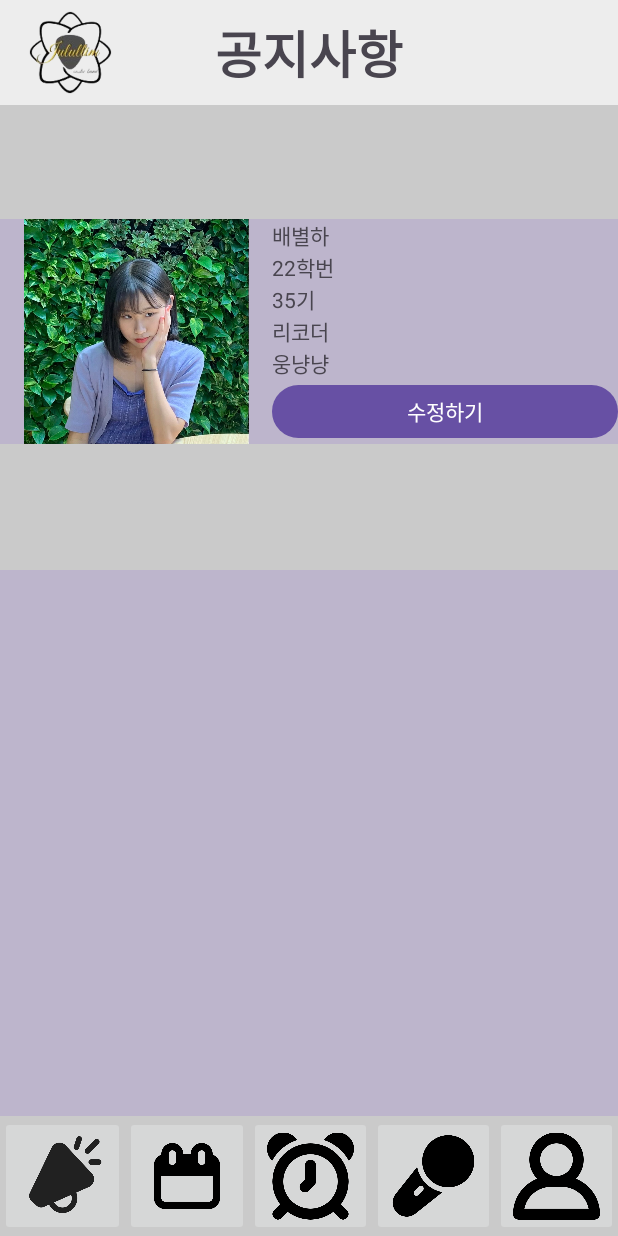
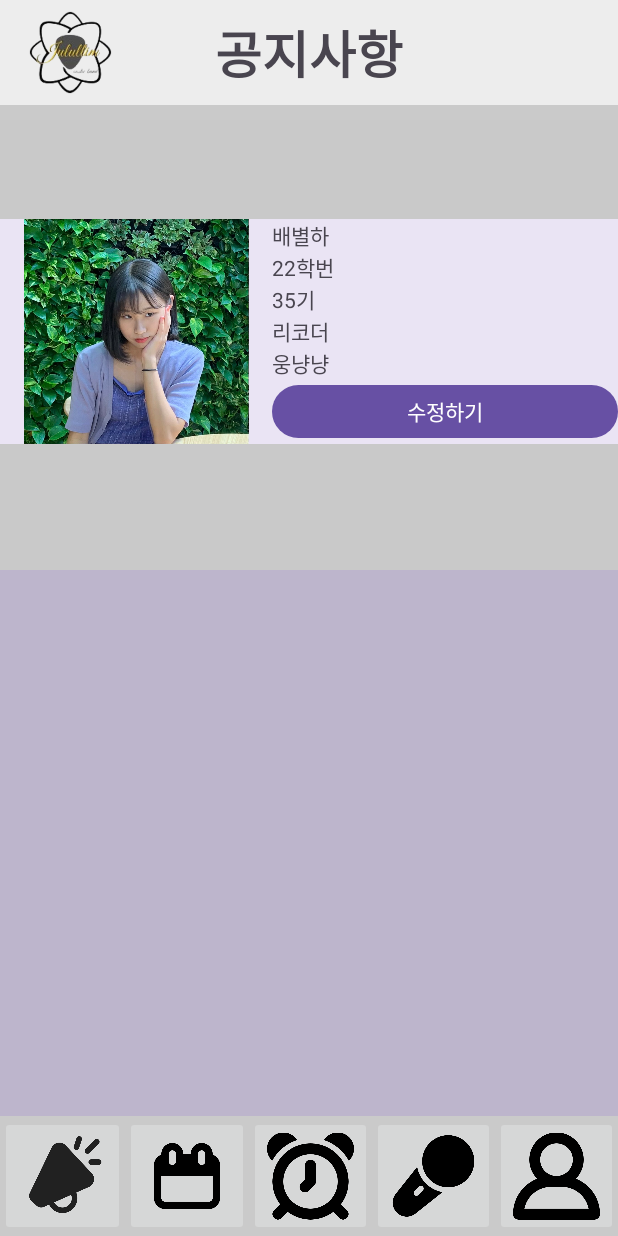
Before and after one commit to Haro5970/Jul_Allim, an Android app: the fragment ProfileFragment placed in its activity, on a phone screen of 412 x 824 dp. Run offline under Robolectric (Android 15) with nearby library versions, the phone set to English and light mode, and no system bars; our stand-ins replace Firebase (no records; nobody signed in at launch, a user with empty details on screens opened directly).

Commit message:
별하 프로필까지

```diff
--- a/app/src/main/res/layout/fragment_profile.xml
+++ b/app/src/main/res/layout/fragment_profile.xml
@@ -5,8 +5,8 @@
     android:id="@+id/frameLayout6"
     android:layout_width="match_parent"
     android:layout_height="match_parent"
+    android:background="#C9C9C9"
     android:scrollbarDefaultDelayBeforeFade="300"
-    android:scrollbarFadeDuration="10"
     android:scrollbarSize="4dp"
     tools:context=".ProfileFragment">
 
@@ -15,8 +15,8 @@
         android:layout_width="wrap_content"
         android:layout_height="wrap_content"
         android:layout_marginBottom="100dp"
-        android:background="#BDB5CC"
-        android:backgroundTint="#BDB5CC"
+        android:background="#EAE4F4"
+        android:backgroundTint="#EAE4F4"
         android:orientation="horizontal"
         app:layout_constraintBottom_toBottomOf="parent"
         app:layout_constraintTop_toTopOf="parent"
@@ -29,6 +29,7 @@
             android:layout_width="200dp"
             android:layout_height="match_parent"
             android:layout_weight="1"
+            android:clickable="true"
             android:src="@drawable/profile" />/>
 
         <LinearLayout
@@ -80,6 +81,26 @@
 
     </LinearLayout>
 
+    <LinearLayout
+        android:layout_width="match_parent"
+        android:layout_height="match_parent"
+        android:layout_marginStart="160dp"
+        android:layout_marginTop="250dp"
+        android:layout_marginEnd="130dp"
+        android:layout_marginBottom="450dp"
+        android:orientation="vertical"
+        app:layout_constraintBottom_toBottomOf="parent"
+        app:layout_constraintEnd_toEndOf="parent"
+        app:layout_constraintStart_toStartOf="parent"
+        app:layout_constraintTop_toTopOf="parent">
+
+        <TextView
+            android:id="@+id/textView2"
+            android:layout_width="match_parent"
+            android:layout_height="wrap_content"
+            android:text="줄울림 35기 부원" />
+    </LinearLayout>
+
     <androidx.recyclerview.widget.RecyclerView
         android:layout_width="match_parent"
         android:layout_height="match_parent"
--- a/build.gradle.kts
+++ b/build.gradle.kts
@@ -1,6 +1,6 @@
 // Top-level build file where you can add configuration options common to all sub-projects/modules.
 plugins {
-    id("com.android.application") version "8.1.1" apply false
+    id("com.android.application") version "8.1.2" apply false
     id("org.jetbrains.kotlin.android") version "1.9.0" apply false
     id("com.google.gms.google-services") version "4.4.0" apply false
 }
```
